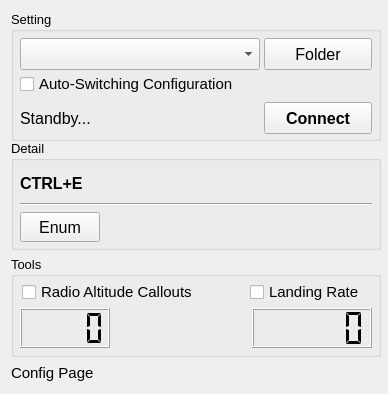
Old version of the form widget.ui in the repository rowesir/MFS-Key2Airport.
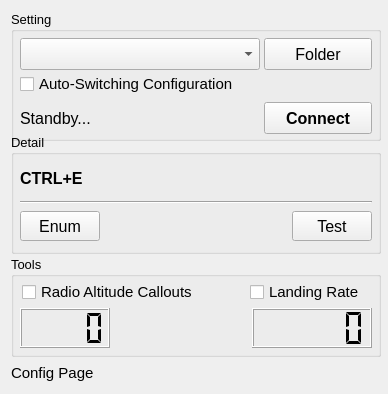
New version of the form. Icons and pictures are not drawn.

The edit to the form file:
```diff
--- a/widget.ui
+++ b/widget.ui
@@ -196,13 +196,13 @@
      <property name="minimumSize">
       <size>
        <width>370</width>
-       <height>110</height>
+       <height>120</height>
       </size>
      </property>
      <property name="maximumSize">
       <size>
        <width>370</width>
-       <height>110</height>
+       <height>120</height>
       </size>
      </property>
      <property name="font">
@@ -213,7 +213,7 @@
      <property name="title">
       <string>Detail</string>
      </property>
-     <layout class="QGridLayout" name="gridLayout_2">
+     <layout class="QVBoxLayout" name="verticalLayout">
       <property name="leftMargin">
        <number>6</number>
       </property>
@@ -224,9 +224,9 @@
        <number>6</number>
       </property>
       <property name="bottomMargin">
-       <number>5</number>
+       <number>6</number>
       </property>
-      <item row="0" column="0" colspan="2">
+      <item>
        <widget class="QLabel" name="lbDetail">
         <property name="minimumSize">
          <size>
@@ -251,14 +251,19 @@
         </property>
        </widget>
       </item>
-      <item row="1" column="0" colspan="2">
+      <item>
        <widget class="Line" name="line">
         <property name="orientation">
          <enum>Qt::Orientation::Horizontal</enum>
         </property>
        </widget>
       </item>
-      <item row="2" column="0">
+      <item>
+       <layout class="QHBoxLayout" name="horizontalLayout_4">
+        <property name="spacing">
+         <number>1</number>
+        </property>
+        <item>
        <widget class="QPushButton" name="pbtnEnum">
         <property name="minimumSize">
          <size>
@@ -292,7 +297,7 @@
         </property>
        </widget>
       </item>
-      <item row="2" column="1">
+        <item>
        <spacer name="horizontalSpacer">
         <property name="orientation">
          <enum>Qt::Orientation::Horizontal</enum>
@@ -304,6 +309,42 @@
          </size>
         </property>
        </spacer>
+        </item>
+        <item>
+         <widget class="QPushButton" name="pbtnTest">
+          <property name="minimumSize">
+           <size>
+            <width>80</width>
+            <height>30</height>
+           </size>
+          </property>
+          <property name="maximumSize">
+           <size>
+            <width>80</width>
+            <height>30</height>
+           </size>
+          </property>
+          <property name="font">
+           <font>
+            <pointsize>12</pointsize>
+           </font>
+          </property>
+          <property name="text">
+           <string>Test</string>
+          </property>
+          <property name="icon">
+           <iconset resource="Icons.qrc">
+            <normaloff>:/Resoure/Send.png</normaloff>:/Resoure/Send.png</iconset>
+          </property>
+          <property name="iconSize">
+           <size>
+            <width>20</width>
+            <height>20</height>
+           </size>
+          </property>
+         </widget>
+        </item>
+       </layout>
       </item>
      </layout>
     </widget>
```
Lines whose indentation alone changed are shown as unchanged.
